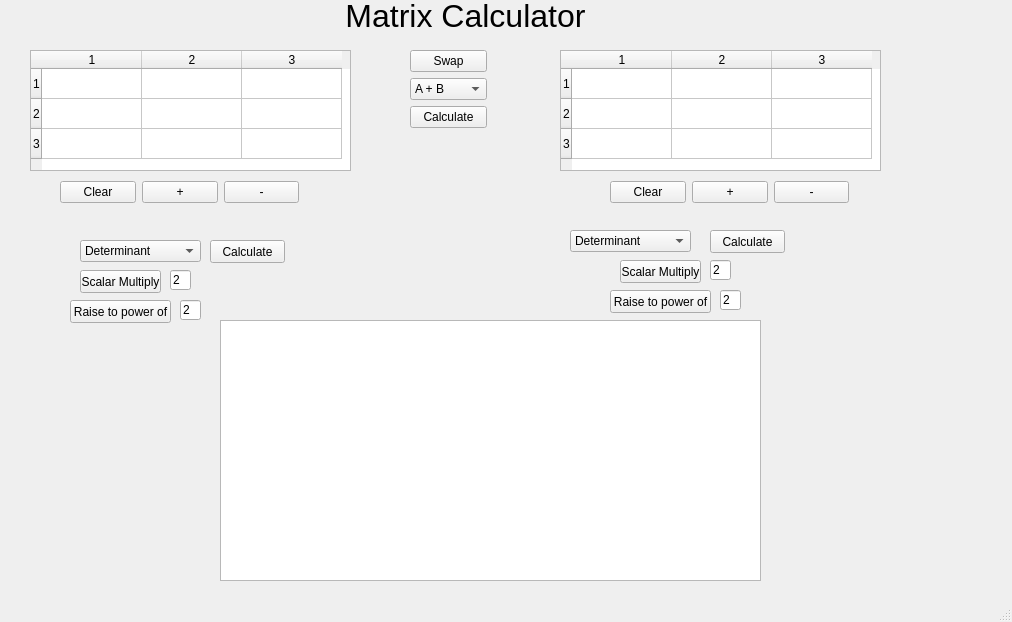
Before: the Qt Designer form mainwindow.ui in justinhay14/Matrix-Calulator-cpp, drawn with Qt 5.
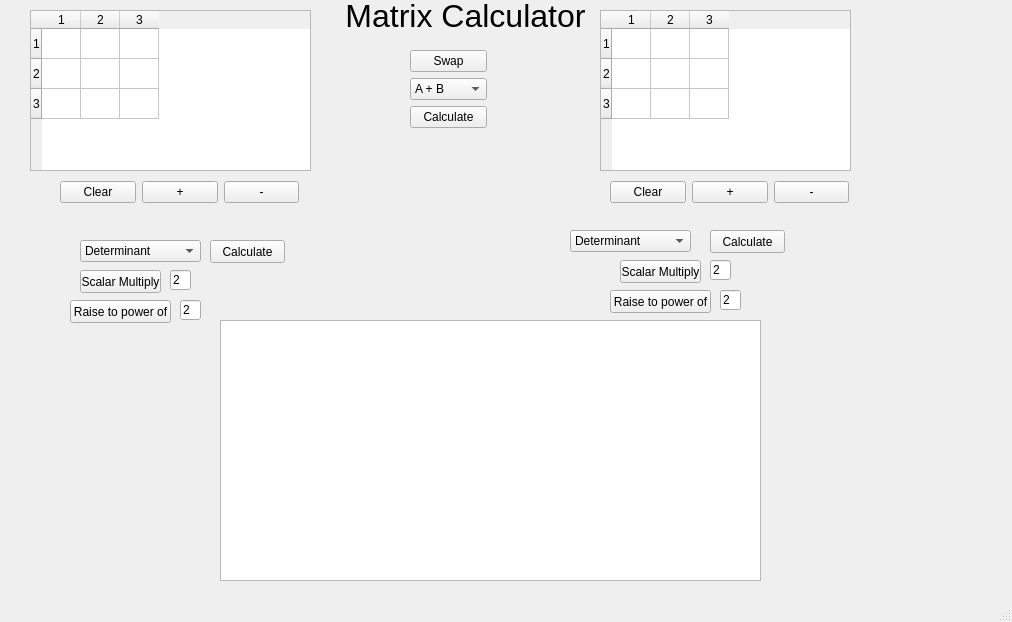
After: the same form once the commit is applied.

Commit message: resized table columns

What changed in the file:
```diff
--- a/mainwindow.ui
+++ b/mainwindow.ui
@@ -18,11 +18,14 @@
     <property name="geometry">
      <rect>
       <x>30</x>
-      <y>50</y>
-      <width>321</width>
-      <height>121</height>
+      <y>10</y>
+      <width>281</width>
+      <height>161</height>
      </rect>
     </property>
+    <attribute name="horizontalHeaderDefaultSectionSize">
+     <number>39</number>
+    </attribute>
     <row>
      <property name="text">
       <string>1</string>
@@ -190,12 +193,15 @@
    <widget class="QTableWidget" name="tableWidget_2">
     <property name="geometry">
      <rect>
-      <x>560</x>
-      <y>50</y>
-      <width>321</width>
-      <height>121</height>
+      <x>600</x>
+      <y>10</y>
+      <width>251</width>
+      <height>161</height>
      </rect>
     </property>
+    <attribute name="horizontalHeaderDefaultSectionSize">
+     <number>39</number>
+    </attribute>
     <row>
      <property name="text">
       <string>1</string>
```
Left out of the diff: 4 changed lines with no effect on the pictures. The commit also changes 2 other files.
